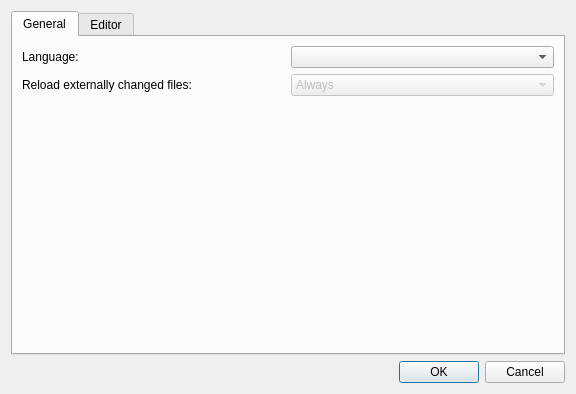
IoeCmcomc/MCDatapacker, file src/settingsdialog.ui: the form before one commit.
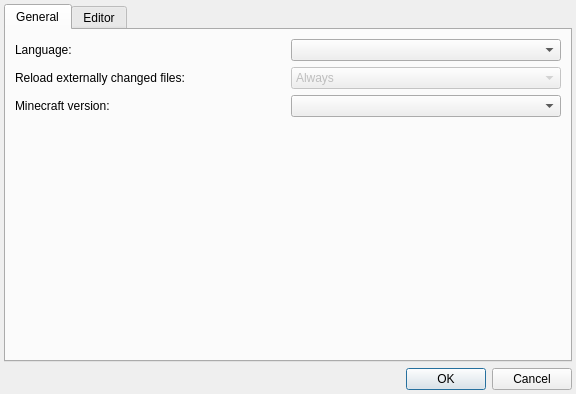
The form after the commit. The open tabs and pages were chosen to show the change.

Commit message:
[Minor] Allow changing the game version in the settings
- The settings dialog will have the Aero glass effect on Windows 7.

```diff
--- a/src/settingsdialog.ui
+++ b/src/settingsdialog.ui
@@ -14,6 +14,18 @@
    <string>Settings</string>
   </property>
   <layout class="QGridLayout" name="gridLayout">
+   <property name="leftMargin">
+    <number>4</number>
+   </property>
+   <property name="topMargin">
+    <number>4</number>
+   </property>
+   <property name="rightMargin">
+    <number>4</number>
+   </property>
+   <property name="bottomMargin">
+    <number>4</number>
+   </property>
    <item row="1" column="0">
     <widget class="QDialogButtonBox" name="buttonBox">
      <property name="orientation">
@@ -33,58 +45,21 @@
       <attribute name="title">
        <string>General</string>
       </attribute>
-      <layout class="QVBoxLayout" name="verticalLayout">
-       <item>
-        <layout class="QHBoxLayout" name="horizontalLayout">
-         <property name="sizeConstraint">
-          <enum>QLayout::SetDefaultConstraint</enum>
+      <layout class="QGridLayout" name="gridLayout_2">
+       <item row="0" column="2" colspan="2">
+        <widget class="QComboBox" name="languageCombo"/>
+       </item>
+       <item row="2" column="0" colspan="2">
+        <widget class="QLabel" name="label_6">
+         <property name="text">
+          <string>Minecraft version:</string>
          </property>
-         <item>
-          <widget class="QLabel" name="label">
-           <property name="text">
-            <string>Language:</string>
-           </property>
-          </widget>
-         </item>
-         <item>
-          <widget class="QComboBox" name="languageCombo"/>
-         </item>
-        </layout>
+        </widget>
        </item>
-       <item>
-        <layout class="QHBoxLayout" name="horizontalLayout_2">
-         <item>
-          <widget class="QLabel" name="label_2">
-           <property name="text">
-            <string>Reload externally changed files:</string>
-           </property>
-          </widget>
-         </item>
-         <item>
-          <widget class="QComboBox" name="reloadExternChangesCombo">
-           <property name="enabled">
-            <bool>false</bool>
-           </property>
-           <item>
-            <property name="text">
-             <string>Always</string>
-            </property>
-           </item>
-           <item>
-            <property name="text">
-             <string>Always ask</string>
-            </property>
-           </item>
-           <item>
-            <property name="text">
-             <string>Never</string>
-            </property>
-           </item>
-          </widget>
-         </item>
-        </layout>
+       <item row="2" column="2" colspan="2">
+        <widget class="QComboBox" name="gameVersionCombo"/>
        </item>
-       <item>
+       <item row="3" column="0" colspan="4">
         <spacer name="verticalSpacer">
          <property name="orientation">
           <enum>Qt::Vertical</enum>
@@ -97,6 +72,42 @@
          </property>
         </spacer>
        </item>
+       <item row="1" column="0" colspan="2">
+        <widget class="QLabel" name="label_2">
+         <property name="text">
+          <string>Reload externally changed files:</string>
+         </property>
+        </widget>
+       </item>
+       <item row="1" column="2" colspan="2">
+        <widget class="QComboBox" name="reloadExternChangesCombo">
+         <property name="enabled">
+          <bool>false</bool>
+         </property>
+         <item>
+          <property name="text">
+           <string>Always</string>
+          </property>
+         </item>
+         <item>
+          <property name="text">
+           <string>Always ask</string>
+          </property>
+         </item>
+         <item>
+          <property name="text">
+           <string>Never</string>
+          </property>
+         </item>
+        </widget>
+       </item>
+       <item row="0" column="0" colspan="2">
+        <widget class="QLabel" name="label">
+         <property name="text">
+          <string>Language:</string>
+         </property>
+        </widget>
+       </item>
       </layout>
      </widget>
      <widget class="QWidget" name="editorTab">
```
Left out of the diff: 2 changed lines with no effect on the pictures. The commit also changes 2 other files.
